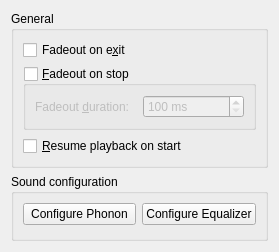
This is src/configdialog/dialogs/PlaybackConfig.ui in KDE/amarok as Qt 5 draws it before an edit. The edited form follows.
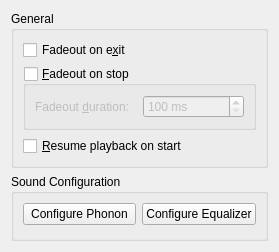
This is the edited form.

Commit message: Oops, as per HIG, this should be a capital letter.

What changed in the file:
```diff
--- a/src/configdialog/dialogs/PlaybackConfig.ui
+++ b/src/configdialog/dialogs/PlaybackConfig.ui
@@ -103,7 +103,7 @@
    <item row="1" column="0">
     <widget class="QGroupBox" name="groupBox_2">
      <property name="title">
-      <string>Sound configuration</string>
+      <string>Sound Configuration</string>
      </property>
      <layout class="QVBoxLayout" name="verticalLayout">
       <item>
```
